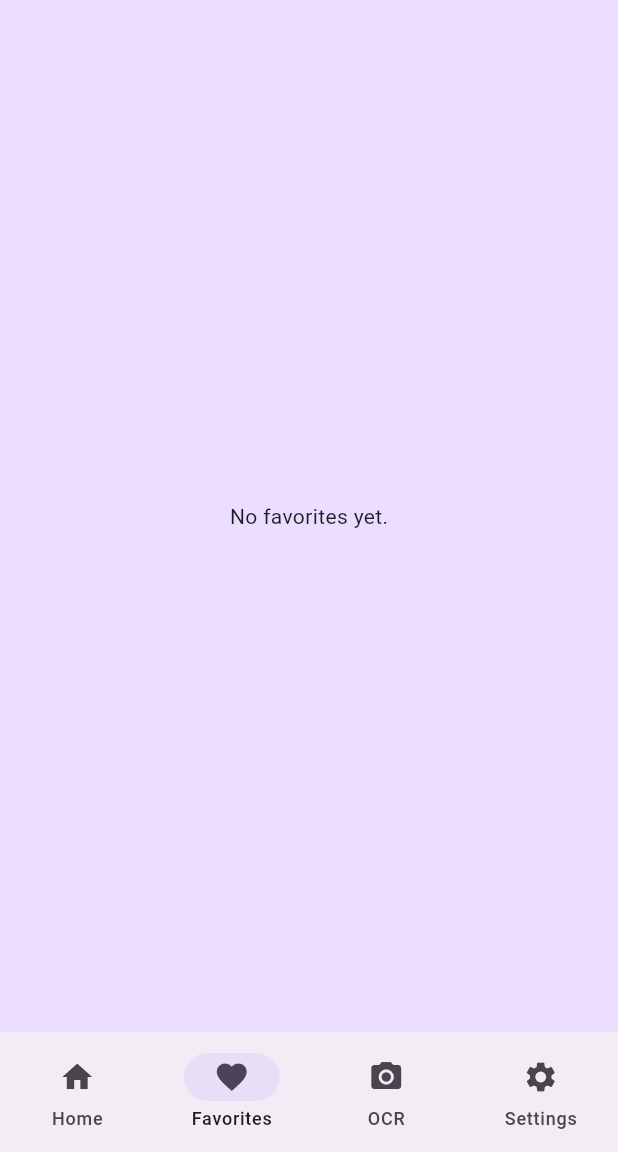
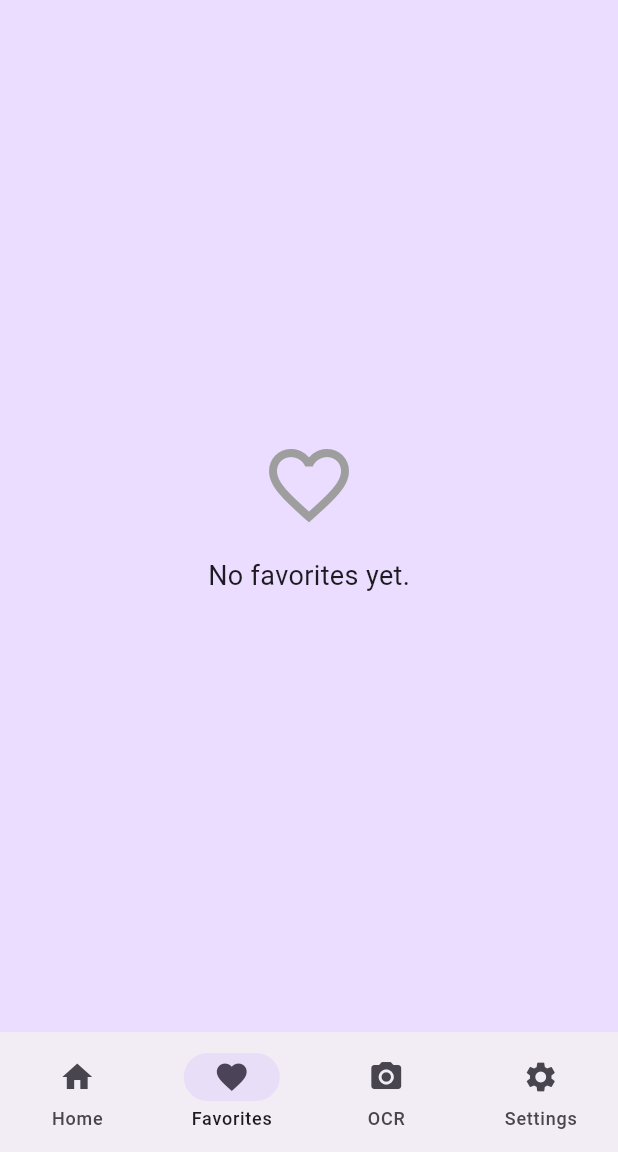
Before and after one commit to TheFelixGomez/pokematch-playground, a Flutter app: the FavoritesPage screen opened by its route, on a phone screen of 412 x 824 dp, the part 84-1236 px from its top. Run offline on Flutter 3.47's test engine with Material 3 defaults, Android fonts, the phone set to English and light mode, and no system bars; our stand-ins replace appinio_swiper, dio, flutter_local_notifications, flutter_riverpod, flutter_timezone, go_router and 4 more; missing offline and left inert: google_mlkit_text_recognition; accounts and stored records are empty.

Commit message:
feat: favorite page with all data

```diff
--- a/lib/main.dart
+++ b/lib/main.dart
@@ -112,7 +112,7 @@ class FavoritesNotifier extends Notifier<List<Pokemon>> {
 
   void addFavorite(Pokemon p) {
     if (!state.contains(p)) {
-      _box.put(p.name, {'name': p.name, 'url': p.url});
+      _box.put(p.name, p.toJson());
       state = [...state, p];
     }
   }
@@ -239,46 +239,6 @@ class GeneratorPage extends ConsumerWidget {
 
 
 
-class FavoritesPage extends ConsumerWidget {
-  @override
-  Widget build(BuildContext context, WidgetRef ref) {
-    final favorites = ref.watch(favoritesProvider);
-
-    if (favorites.isEmpty) {
-      return Center(child: Text('No favorites yet.'));
-    }
-
-    return ListView(
-      children: [
-        Padding(
-          padding: const EdgeInsets.all(20),
-          child: Text(
-            'You have ${favorites.length} favorites:',
-          ),
-        ),
-        for (var p in favorites)
-          Dismissible(
-            key: Key(p.name),
-            background: Container(
-              color: Colors.red,
-              alignment: Alignment.centerRight,
-              padding: EdgeInsets.only(right: 20),
-              child: Icon(Icons.delete, color: Colors.white),
-            ),
-            direction: DismissDirection.endToStart,
-            onDismissed: (direction) {
-              ref.read(favoritesProvider.notifier).removeFavorite(p);
-            },
-            child: ListTile(
-              leading: Icon(Icons.favorite),
-              title: Text(p.name),
-            ),
-          ),
-      ],
-    );
-  }
-}
-
 class SwipePage extends ConsumerWidget {
   final List<Pokemon> pokemonList;
 
--- /dev/null
+++ b/lib/pages/favorites_page.dart
@@ -0,0 +1,55 @@
+import 'package:flutter/material.dart';
+import 'package:flutter_riverpod/flutter_riverpod.dart';
+import '../main.dart';
+import '../widgets/pokemon_card.dart';
+
+class FavoritesPage extends ConsumerWidget {
+  const FavoritesPage({super.key});
+
+  @override
+  Widget build(BuildContext context, WidgetRef ref) {
+    final favorites = ref.watch(favoritesProvider);
+
+    if (favorites.isEmpty) {
+      return const Center(
+        child: Column(
+          mainAxisAlignment: MainAxisAlignment.center,
+          children: [
+            Icon(Icons.favorite_border, size: 64, color: Colors.grey),
+            SizedBox(height: 16),
+            Text('No favorites yet.', style: TextStyle(fontSize: 18)),
+          ],
+        ),
+      );
+    }
+
+    return ListView.builder(
+      padding: const EdgeInsets.all(16),
+      itemCount: favorites.length,
+      itemBuilder: (context, index) {
+        final pokemon = favorites[index];
+        return Padding(
+          padding: const EdgeInsets.only(bottom: 16),
+          child: Stack(
+            children: [
+              PokemonCard(pokemon: pokemon),
+              Positioned(
+                top: 8,
+                right: 8,
+                child: IconButton(
+                  onPressed: () {
+                    ref.read(favoritesProvider.notifier).removeFavorite(pokemon);
+                  },
+                  icon: const Icon(Icons.delete, color: Colors.red),
+                  style: IconButton.styleFrom(
+                    backgroundColor: Colors.white.withOpacity(0.9),
+                  ),
+                ),
+              ),
+            ],
+          ),
+        );
+      },
+    );
+  }
+}
--- a/lib/router.dart
+++ b/lib/router.dart
@@ -6,6 +6,7 @@ import 'main.dart';
 import 'login_page.dart';
 import 'settings_page.dart';
 import 'text_recognition_page.dart';
+import 'pages/favorites_page.dart';
 
 final routerProvider = Provider<GoRouter>((ref) {
   final authState = ref.watch(authServiceProvider);
@@ -48,7 +49,7 @@ final routerProvider = Provider<GoRouter>((ref) {
             routes: [
               GoRoute(
                 path: '/favorites',
-                builder: (context, state) => FavoritesPage(),
+                builder: (context, state) => const FavoritesPage(),
               ),
             ],
           ),
```
Also changed, not shown: lib/models/pokemon.dart (+29 -1 lines).
